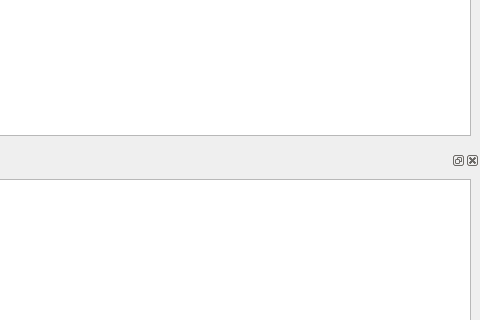
mozilla/mozregression, file gui/mozregui/ui/mainwindow.ui: the form before one commit; both pictures show x 544 to 1024 and y 366 to 686 of the 1024 by 768 pixel window.
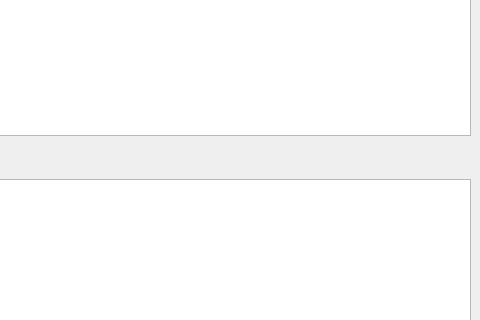
The form after the commit. Icons and pictures are not drawn. Custom widgets are drawn as their Qt base class.

Commit message: Make log widget unclosable in GUI (#600)

Patch:
```diff
--- a/gui/mozregui/ui/mainwindow.ui
+++ b/gui/mozregui/ui/mainwindow.ui
@@ -138,6 +138,9 @@
    <addaction name="actionStop_the_bisection"/>
   </widget>
   <widget class="QDockWidget" name="logDockWidget">
+   <property name="features">
+    <set>QDockWidget::NoDockWidgetFeatures</set>
+   </property>
    <property name="windowTitle">
     <string>Log</string>
    </property>
```
